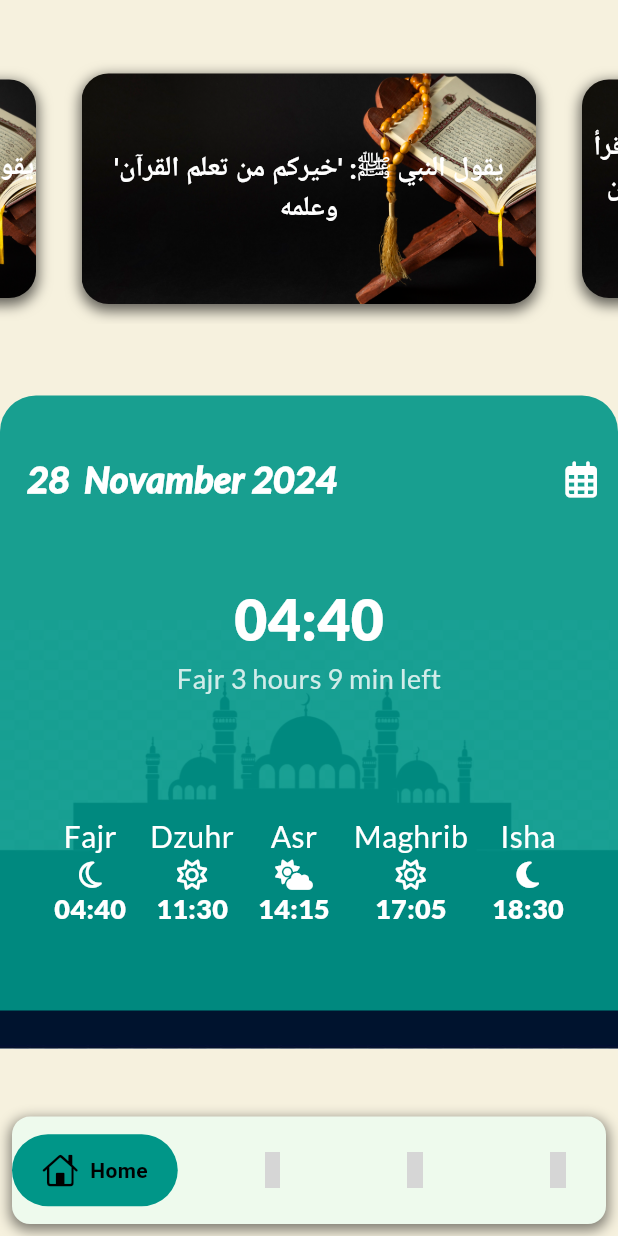
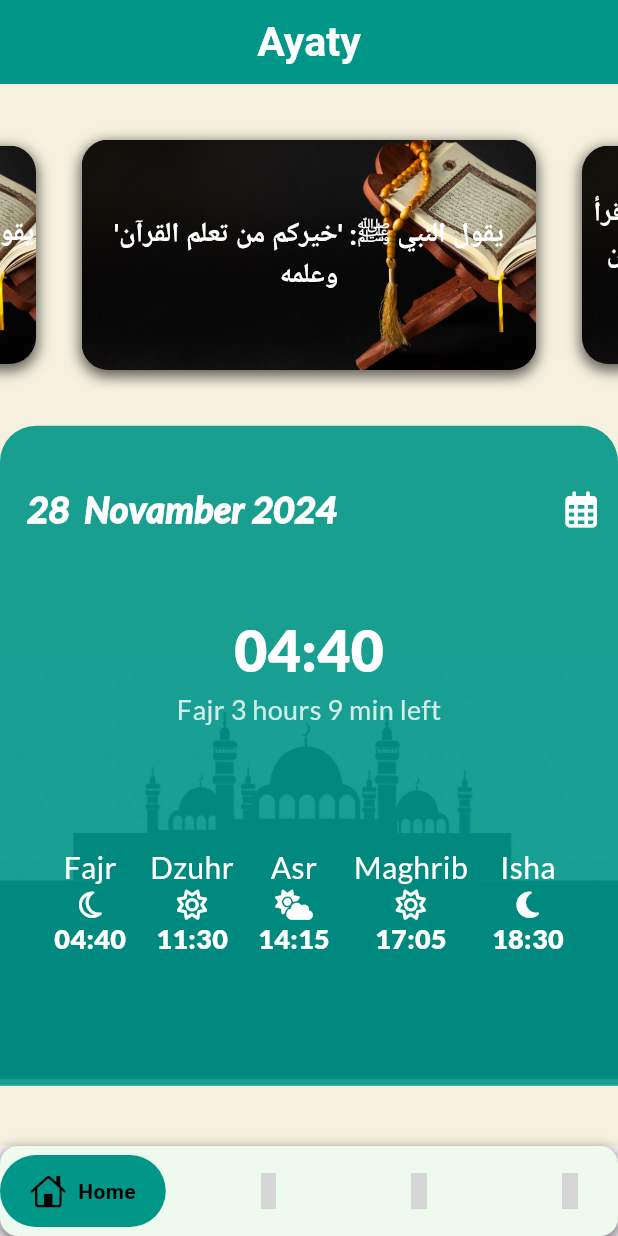
Before and after one commit to Melmohands22/ayaty, a Flutter app: the screen it shows after launch, on a phone screen of 412 x 824 dp. Run offline on Flutter 3.47's test engine with Material 3 defaults, Android fonts, the light colour scheme and no system bars; drawn by our look-alikes of carousel_slider, google_nav_bar; our stand-ins replace flutter_screenutil, flutter_svg, font_awesome_flutter, geolocator, google_fonts; missing offline and left inert: flutter_islamic_icons, flutter_qiblah; Roboto replaces fonts that are missing (Alice); statements that could not run were skipped; grey boxes are pictures that could not be loaded.

Commit message:
edit bottom nav bar & home view

```diff
--- a/lib/Features/home/presentation/views/home_view.dart
+++ b/lib/Features/home/presentation/views/home_view.dart
@@ -1,8 +1,8 @@
-import 'package:ayaty/Features/home/presentation/views/widgets/custom_nav_bar.dart';
 import 'package:ayaty/Features/home/presentation/views/widgets/home_slider.dart';
 import 'package:ayaty/Features/home/presentation/views/widgets/prayer_time_section.dart';
 import 'package:flutter/material.dart';
 import 'package:flutter_screenutil/flutter_screenutil.dart';
+import 'package:google_fonts/google_fonts.dart';
 
 class HomeView extends StatelessWidget {
   const HomeView({super.key});
@@ -11,24 +11,34 @@ class HomeView extends StatelessWidget {
   Widget build(BuildContext context) {
     return Scaffold(
       backgroundColor: Color(0xffF6F1DE),
+      appBar: AppBar(
+        automaticallyImplyLeading: false,
+        backgroundColor: Colors.teal,
+        elevation: 0,
+        title: Text(
+          'Ayaty',
+          style: GoogleFonts.alice(
+              fontSize: 24.sp,
+              fontWeight: FontWeight.bold,
+              color: Colors.white),
+        ),
+        centerTitle: true,
+      ),
       body: SingleChildScrollView(
         child: Column(
           children: [
             SizedBox(
-              height: 30.h,
+              height: 20.h,
             ),
             HomeSlider(),
             SizedBox(
-              height: 40.h,
+              height: 20.h,
             ),
             PrayerTimeSection()
           ],
         ),
       ),
-      bottomNavigationBar: Padding(
-        padding: const EdgeInsets.all(8.0),
-        child: CustomNavBar(),
-      ),
+
     );
   }
 }
--- /dev/null
+++ b/lib/Features/home/presentation/views/main_view.dart
@@ -0,0 +1,73 @@
+import 'package:ayaty/Features/Qibla/presentation/views/qibla_view.dart';
+import 'package:ayaty/Features/Surah/presentation/views/surarh_view.dart';
+import 'package:ayaty/Features/home/presentation/views/home_view.dart';
+import 'package:flutter/cupertino.dart';
+import 'package:flutter/material.dart';
+import 'package:flutter_islamic_icons/flutter_islamic_icons.dart';
+import 'package:google_nav_bar/google_nav_bar.dart';
+
+class MainView extends StatefulWidget {
+  const MainView({super.key});
+static const String id = 'MainView';
+  @override
+  State<MainView> createState() => _MainViewState();
+}
+
+class _MainViewState extends State<MainView> {
+  int _selectedIndex = 0;
+
+  final List<Widget> _screens = [
+    const HomeView(),
+    const SurarhView(),
+    const QiblaView(),
+    const Center(child: Text("Sebha View")),
+  ];
+
+  void _onTabChange(int index) {
+    setState(() {
+      _selectedIndex = index;
+    });
+  }
+
+  @override
+  Widget build(BuildContext context) {
+    return Scaffold(
+      body: _screens[_selectedIndex],
+      bottomNavigationBar: Container(
+        height: 60,
+        decoration: BoxDecoration(
+          color: const Color(0xffEEFAED),
+          borderRadius: BorderRadius.circular(12),
+          boxShadow: [
+            BoxShadow(
+              color: Colors.black.withOpacity(0.5),
+              spreadRadius: 1,
+              blurRadius: 7,
+              offset: const Offset(0, 3),
+            ),
+          ],
+        ),
+        child: GNav(
+          rippleColor: Colors.teal[300]!,
+          hoverColor: Colors.grey[100]!,
+          gap: 8,
+          activeColor: Colors.black,
+          iconSize: 24,
+          padding: const EdgeInsets.symmetric(horizontal: 20, vertical: 12),
+          duration: const Duration(milliseconds: 400),
+          tabBackgroundColor: Colors.teal,
+          color: Colors.black,
+          curve: Curves.fastOutSlowIn,
+          selectedIndex: _selectedIndex,
+          onTabChange: _onTabChange, // Handle tab change
+          tabs: const [
+            GButton(icon: CupertinoIcons.home, text: 'Home'),
+            GButton(icon: FlutterIslamicIcons.quran, text: 'Surah'),
+            GButton(icon: FlutterIslamicIcons.qibla, text: 'Qibla'),
+            GButton(icon: FlutterIslamicIcons.tasbih, text: 'Sebha'),
+          ],
+        ),
+      ),
+    );
+  }
+}
--- a/lib/Features/home/presentation/views/widgets/hadeth_card.dart
+++ b/lib/Features/home/presentation/views/widgets/hadeth_card.dart
@@ -36,7 +36,7 @@ class HadethCard extends StatelessWidget {
                   child: Image.asset(
                     'assets/images/close-up-islamic-new-year-concept.jpg',
                     width: 1.sw,
-                    height: 230.h,
+                    height: 260.h,
                     fit: BoxFit.cover,
                   ),
                 ),
--- a/lib/Features/home/presentation/views/widgets/prayer_time_section.dart
+++ b/lib/Features/home/presentation/views/widgets/prayer_time_section.dart
@@ -18,7 +18,7 @@ class PrayerTimeSection extends StatelessWidget {
               'assets/images/islamic-banner-editing-png-images--background-png-images--thumbnail-1657298784.jpg'),
         ),
         Container(
-          height: 410,
+          height: 440,
           width: double.infinity,
           decoration: BoxDecoration(
             color: Colors.teal.withOpacity(0.9),
--- a/lib/Features/splash/presentation/views/splash_view.dart
+++ b/lib/Features/splash/presentation/views/splash_view.dart
@@ -1,4 +1,5 @@
 import 'package:ayaty/Features/home/presentation/views/home_view.dart';
+import 'package:ayaty/Features/home/presentation/views/main_view.dart';
 import 'package:flutter/material.dart';
 import 'package:flutter_screenutil/flutter_screenutil.dart';
 import 'package:google_fonts/google_fonts.dart';
@@ -62,7 +63,7 @@ class _SplashViewState extends State<SplashView> with TickerProviderStateMixin {
   @override
   Widget build(BuildContext context) {
     Future.delayed(Duration(seconds: 4), () {
-      Navigator.pushNamed(context, HomeView.id);
+      Navigator.pushNamed(context, MainView.id);
     });
     return Scaffold(
 
```
Also changed, not shown: lib/Features/Qibla/presentation/views/widgets/location_error_widget.dart (+32 -8 lines), lib/Features/home/presentation/views/widgets/custom_nav_bar.dart (+10 -14 lines), lib/main.dart (+8 -0 lines).
